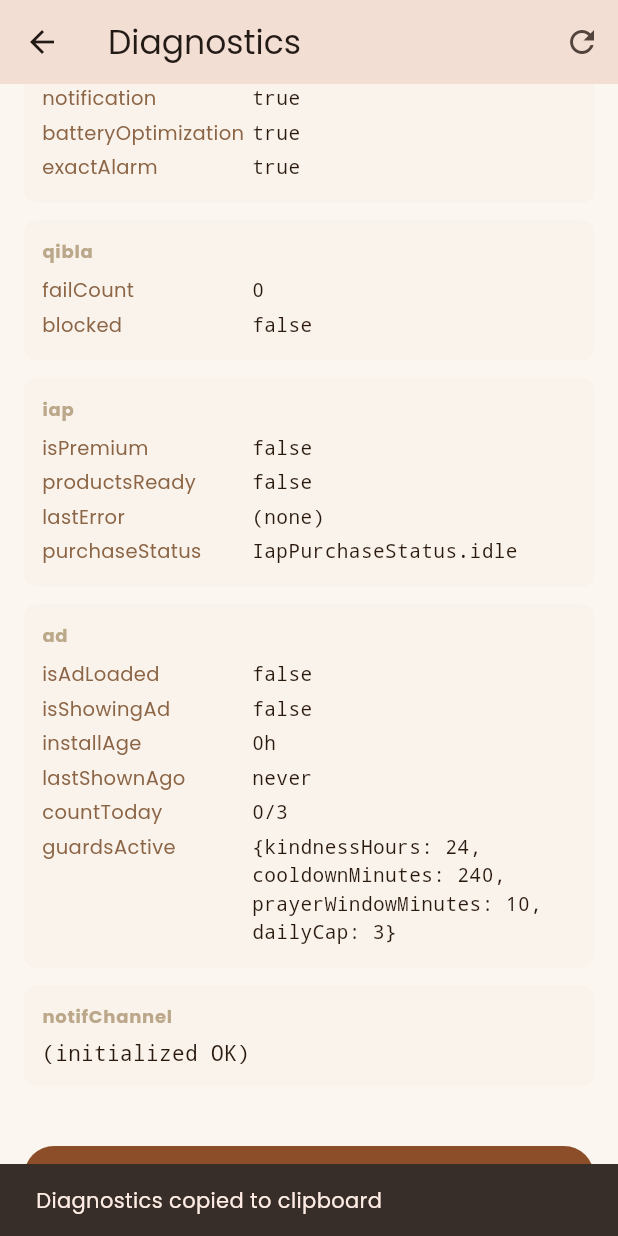
After one commit to frosthootstudio/prayer_app, a Flutter app: the DiagnosticScreen screen opened directly, scrolled down 263 dp, after a tap on "Copy all to clipboard", on a phone screen of 412 x 824 dp. The commit adds this screen. Run offline on Flutter 3.47's test engine with Material 3 defaults, Android fonts, the phone set to English and light mode, and no system bars; our stand-ins replace adhan, audio_service, audioplayers, awesome_notifications, firebase_analytics, firebase_core and 19 more; missing offline and left inert: flutter_qiblah, gal, home_widget, quran, workmanager; accounts and stored records are empty; statements that could not run were skipped; project files that could hold a hidden picture were left out.

Commit message:
feat(diag): add hidden diagnostic screen (5x tap on Version)
Surfaces AdService guard state, IAP status, Qibla counter, notif perms,
manufacturer, and notif init error in a single read-only screen with a
'copy all' button. Replaces ad-hoc logcat asks when testers report bugs.

Reached only via Settings → About → tap Version row 5 times within 2s
between taps. Counter resets on pause so accidental double-taps over the
session don't accumulate.

Side fix: PackageInfo now drives the Version row (previously hardcoded
'1.1.1 (build 11)' — stale since 1.0.8). NotificationService exposes
lastInitError so the diagnostic screen surfaces silent init failures.

```diff
--- /dev/null
+++ b/lib/screens/diagnostic_screen.dart
@@ -0,0 +1,206 @@
+import 'package:flutter/material.dart';
+import 'package:flutter/services.dart';
+import 'package:hive_flutter/hive_flutter.dart';
+import 'package:package_info_plus/package_info_plus.dart';
+
+import '../services/ad_service.dart';
+import '../services/iap_service.dart';
+import '../services/notification_service.dart';
+import '../services/permission_service.dart';
+import '../utils/app_theme.dart';
+
+/// Read-only diagnostic dump for support tickets.
+///
+/// Reachable only via Settings → About → tap Version row 5 times.
+/// Intentionally not localized: this screen is for support / Babah, not end
+/// users; mixed-language strings would obscure the data.
+class DiagnosticScreen extends StatefulWidget {
+  const DiagnosticScreen({super.key});
+
+  @override
+  State<DiagnosticScreen> createState() => _DiagnosticScreenState();
+}
+
+class _DiagnosticScreenState extends State<DiagnosticScreen> {
+  late Future<Map<String, dynamic>> _dataFuture;
+
+  @override
+  void initState() {
+    super.initState();
+    _dataFuture = _collectAll();
+  }
+
+  Future<Map<String, dynamic>> _collectAll() async {
+    final pkg = await PackageInfo.fromPlatform();
+    final manufacturer = await PermissionService.getManufacturer();
+    final hasNotif = await PermissionService.hasNotification();
+    final hasBattery = await PermissionService.hasBatteryOptimization();
+    final hasExactAlarm = await PermissionService.hasExactAlarm();
+
+    final settingsBox = Hive.isBoxOpen('settings') ? Hive.box('settings') : null;
+    final qiblaFailCount = settingsBox?.get('qibla_sensor_fail_count', defaultValue: 0) ?? 0;
+    final qiblaBlocked = settingsBox?.get('qibla_sensor_blocked', defaultValue: false) ?? false;
+
+    final iap = IapService.instance;
+    final ad = AdService.instance.debugSnapshot();
+
+    return {
+      'app': {
+        'package': pkg.packageName,
+        'version': '${pkg.version}+${pkg.buildNumber}',
+      },
+      'device': {
+        'manufacturer': manufacturer,
+        'isXiaomi': PermissionService.isXiaomiDevice,
+      },
+      'permissions': {
+        'notification': hasNotif,
+        'batteryOptimization': hasBattery,
+        'exactAlarm': hasExactAlarm,
+      },
+      'qibla': {
+        'failCount': qiblaFailCount,
+        'blocked': qiblaBlocked,
+      },
+      'iap': {
+        'isPremium': iap.isPremium,
+        'productsReady': iap.productsReadyNotifier.value,
+        'lastError': iap.lastErrorMessage.value ?? '(none)',
+        'purchaseStatus': iap.purchaseStatus.value.toString(),
+      },
+      'ad': ad,
+      'notifChannel': NotificationService.lastInitError ?? '(initialized OK)',
+    };
+  }
+
+  void _copyAll(Map<String, dynamic> data) {
+    final buf = StringBuffer();
+    void writeMap(String prefix, Map m) {
+      m.forEach((k, v) {
+        if (v is Map) {
+          writeMap('$prefix$k.', v);
+        } else {
+          buf.writeln('$prefix$k: $v');
+        }
+      });
+    }
+    writeMap('', data);
+    Clipboard.setData(ClipboardData(text: buf.toString()));
+    ScaffoldMessenger.of(context).showSnackBar(
+      const SnackBar(content: Text('Diagnostics copied to clipboard')),
+    );
+  }
+
+  @override
+  Widget build(BuildContext context) {
+    return Scaffold(
+      appBar: AppBar(
+        title: const Text('Diagnostics'),
+        actions: [
+          IconButton(
+            icon: const Icon(Icons.refresh),
+            tooltip: 'Refresh',
+            onPressed: () => setState(() => _dataFuture = _collectAll()),
+          ),
+        ],
+      ),
+      body: FutureBuilder<Map<String, dynamic>>(
+        future: _dataFuture,
+        builder: (ctx, snap) {
+          if (!snap.hasData) {
+            return const Center(child: CircularProgressIndicator());
+          }
+          final data = snap.data!;
+          return ListView(
+            padding: const EdgeInsets.all(16),
+            children: [
+              ...data.entries.map((e) => _Section(title: e.key, value: e.value)),
+              const SizedBox(height: 24),
+              FilledButton.icon(
+                onPressed: () => _copyAll(data),
+                icon: const Icon(Icons.copy),
+                label: const Text('Copy all to clipboard'),
+              ),
+            ],
+          );
+        },
+      ),
+    );
+  }
+}
+
+class _Section extends StatelessWidget {
+  final String title;
+  final dynamic value;
+  const _Section({required this.title, required this.value});
+
+  @override
+  Widget build(BuildContext context) {
+    return Container(
+      margin: const EdgeInsets.only(bottom: 12),
+      padding: const EdgeInsets.all(12),
+      decoration: BoxDecoration(
+        color: context.appCardBg,
+        borderRadius: BorderRadius.circular(8),
+      ),
+      child: Column(
+        crossAxisAlignment: CrossAxisAlignment.start,
+        children: [
+          Text(
+            title,
+            style: TextStyle(
+              fontSize: 12,
+              fontWeight: FontWeight.bold,
+              color: context.appTextFaded,
+              letterSpacing: 0.5,
+            ),
+          ),
+          const SizedBox(height: 6),
+          if (value is Map)
+            ..._renderMap(context, value)
+          else
+            Text(
+              '$value',
+              style: TextStyle(
+                fontFamily: 'monospace',
+                color: context.appTextPrimary,
+              ),
+            ),
+        ],
+      ),
+    );
+  }
+
+  List<Widget> _renderMap(BuildContext context, Map m) {
+    return m.entries.map((e) {
+      return Padding(
+        padding: const EdgeInsets.symmetric(vertical: 2),
+        child: Row(
+          crossAxisAlignment: CrossAxisAlignment.start,
+          children: [
+            SizedBox(
+              width: 140,
+              child: Text(
+                e.key.toString(),
+                style: TextStyle(
+                  fontSize: 13,
+                  color: context.appTextSecondary,
+                ),
+              ),
+            ),
+            Expanded(
+              child: Text(
+                '${e.value}',
+                style: TextStyle(
+                  fontSize: 13,
+                  fontFamily: 'monospace',
+                  color: context.appTextPrimary,
+                ),
+              ),
+            ),
+          ],
+        ),
+      );
+    }).toList();
+  }
+}
--- a/lib/screens/settings_screen.dart
+++ b/lib/screens/settings_screen.dart
@@ -5,6 +5,7 @@ import 'package:provider/provider.dart';
 import '../utils/arabic_font_helper.dart';
 
 import 'package:audioplayers/audioplayers.dart';
+import 'package:package_info_plus/package_info_plus.dart';
 
 import '../providers/prayer_provider.dart';
 import '../providers/settings_provider.dart';
@@ -15,6 +16,7 @@ import '../services/rating_service.dart';
 import '../services/prayer_calculation_service.dart';
 import '../utils/app_theme.dart';
 import '../widgets/permission_fix_sheet.dart';
+import 'diagnostic_screen.dart';
 import 'support_developer_screen.dart';
 
 // ── Screen ────────────────────────────────────────────────────────────────────
@@ -257,7 +259,7 @@ class SettingsScreen extends StatelessWidget {
                     onTap: () => RatingService.requestRating(),
                   ),
                   const _CardDivider(),
-                  _InfoRow(label: settings.getLabel('version'),     value: '1.1.1 (build 11)'),
+                  _VersionTapRow(label: settings.getLabel('version')),
                   const _CardDivider(),
                   _InfoRow(label: settings.getLabel('developedBy'), value: 'Frosthoot Studio'),
                   const _CardDivider(),
@@ -826,6 +828,66 @@ class _DzikirDisclaimerRow extends StatelessWidget {
   }
 }
 
+// ── Hidden diagnostic entry (5x tap on Version row) ───────────────────────
+
+class _VersionTapRow extends StatefulWidget {
+  final String label;
+  const _VersionTapRow({required this.label});
+
+  @override
+  State<_VersionTapRow> createState() => _VersionTapRowState();
+}
+
+class _VersionTapRowState extends State<_VersionTapRow> {
+  int _taps = 0;
+  DateTime _lastTap = DateTime.fromMillisecondsSinceEpoch(0);
+  String _version = '...';
+
+  @override
+  void initState() {
+    super.initState();
+    _loadVersion();
+  }
+
+  Future<void> _loadVersion() async {
+    final info = await _getPackageInfo();
+    if (mounted) setState(() => _version = info);
+  }
+
+  Future<String> _getPackageInfo() async {
+    try {
+      final pi = await PackageInfo.fromPlatform();
+      return '${pi.version} (build ${pi.buildNumber})';
+    } catch (_) {
+      return '?';
+    }
+  }
+
+  void _onTap() {
+    final now = DateTime.now();
+    if (now.difference(_lastTap).inSeconds > 2) {
+      _taps = 0;
+    }
+    _lastTap = now;
+    _taps++;
+    if (_taps >= 5) {
+      _taps = 0;
+      Navigator.of(context).push(MaterialPageRoute(
+        builder: (_) => const DiagnosticScreen(),
+      ));
+    }
+  }
+
+  @override
+  Widget build(BuildContext context) {
+    return GestureDetector(
+      behavior: HitTestBehavior.opaque,
+      onTap: _onTap,
+      child: _InfoRow(label: widget.label, value: _version),
+    );
+  }
+}
+
 // ── Per-prayer time correction card ──────────────────────────────────────────
 
 class _PrayerOffsetCard extends StatelessWidget {
--- a/lib/services/notification_service.dart
+++ b/lib/services/notification_service.dart
@@ -45,13 +45,19 @@ class NotificationService {
     'isha'   : 15,
   };
 
-  static bool   _initialized = false;
-  static String _localTz     = 'UTC';
+  static bool    _initialized = false;
+  static String  _localTz     = 'UTC';
+
+  /// Last init error message, null if initialize() succeeded. Surfaced by
+  /// DiagnosticScreen so support tickets show whether tz/local-notif init
+  /// failed silently. Reset on each initialize() call.
+  static String? lastInitError;
 
   // ── Init ──────────────────────────────────────────────────────────────────
 
   static Future<void> initialize() async {
     if (_initialized) return;
+    lastInitError = null;
 
     // Build one channel for every AdzanSound variant.
     // soundSource == null → channel falls back to system alarm ringtone.
@@ -113,6 +119,7 @@ class NotificationService {
         e, StackTrace.current,
         reason: 'notif_init_failed', fatal: false,
       );
+      lastInitError = e.toString();
       _localTz = 'UTC';
     }
     _initialized = true;
--- a/pubspec.yaml
+++ b/pubspec.yaml
@@ -54,6 +54,7 @@ dependencies:
   audio_service: ^0.18.18
   audioplayers: ^6.1.0
   in_app_review: ^2.0.9
+  package_info_plus: ^8.3.0
 
   # Share prayer schedule
   screenshot: ^3.0.0
```
Also changed, not shown: pubspec.lock.
